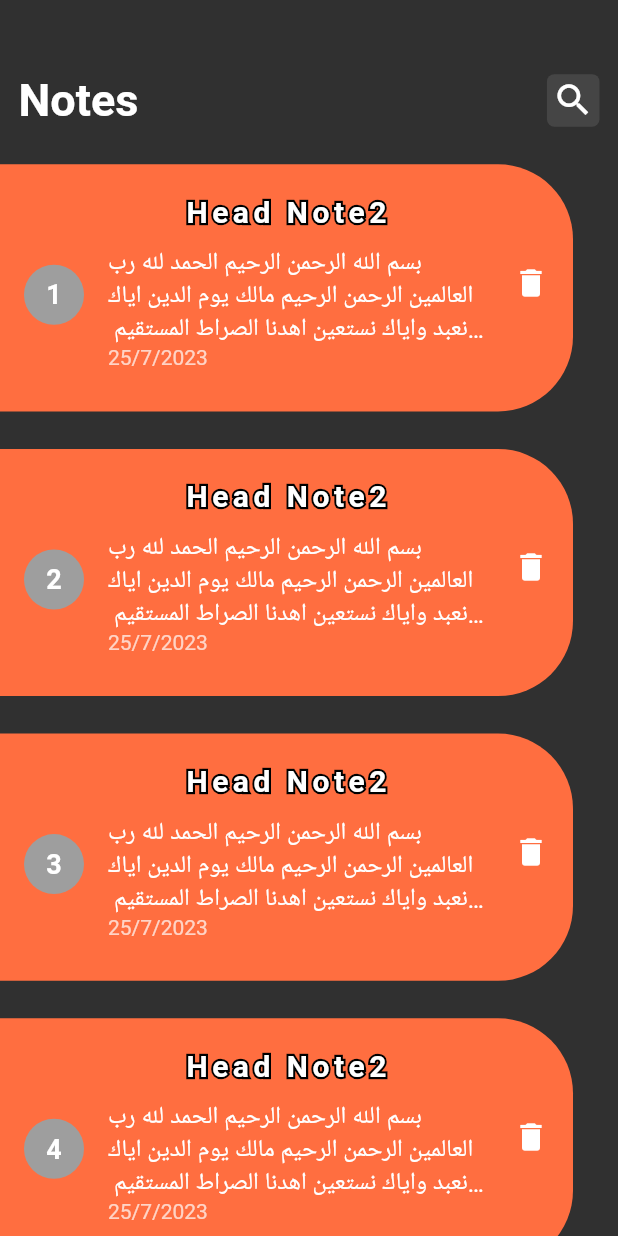
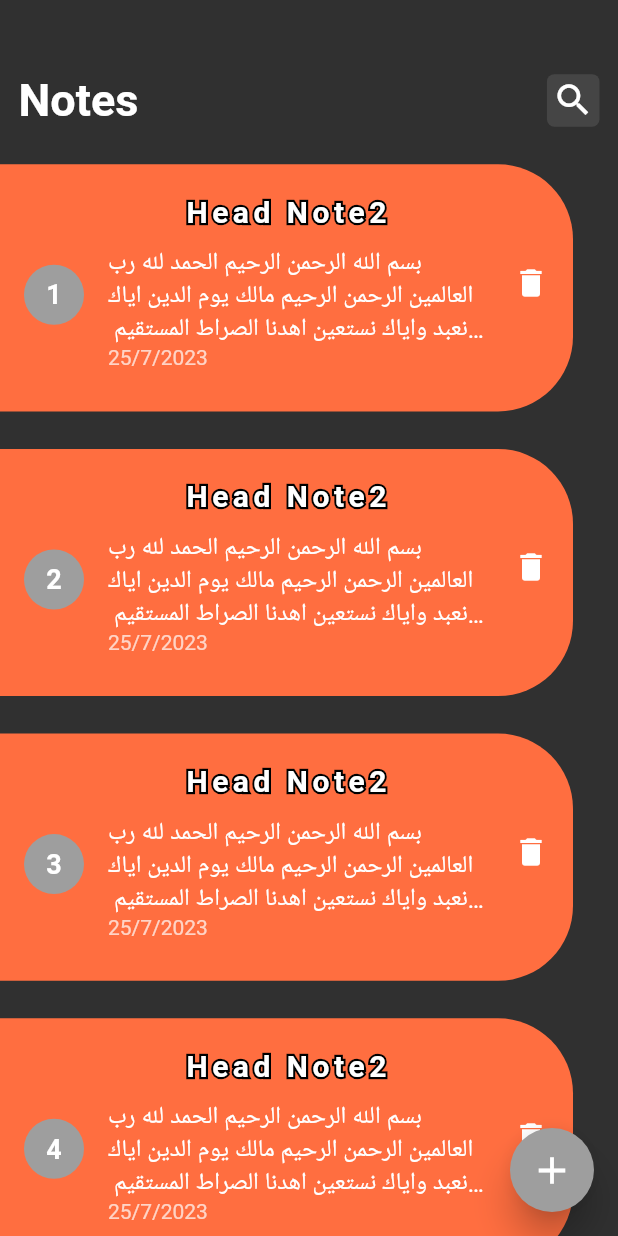
Before and after one commit to elmaghwry1999/notes_app, a Flutter app: the screen it shows after launch, on a phone screen of 412 x 824 dp. Run offline on Flutter 3.47's test engine with Material 2 defaults, Android fonts, the phone set to English and light mode, and no system bars.

```diff
--- a/lib/views/view/notes_view.dart
+++ b/lib/views/view/notes_view.dart
@@ -1,13 +1,23 @@
 import 'package:flutter/material.dart';
 import 'package:noteapp/views/body/notes_view_body.dart';
-
+import '../widgets/add_note_bottom_sheet.dart';
 class NotesView extends StatelessWidget {
   const NotesView({Key? key}) : super(key: key);
 
   @override
   Widget build(BuildContext context) {
-    return const Scaffold(
-      body: NotesViewBody(),
+    return Scaffold(
+      floatingActionButton: FloatingActionButton(
+        onPressed: () => showModalBottomSheet(
+          shape: RoundedRectangleBorder(borderRadius: BorderRadius.circular(16)),
+          context: context,
+          builder: (context) => const AddNoteBottomSheet(),
+        ),
+        backgroundColor: Colors.grey,
+        elevation: 10,
+        child: const Icon(Icons.add, size: 30, color: Colors.white),
+      ),
+      body: const NotesViewBody(),
     );
   }
 }
--- a/lib/views/widgets/notes_list_view.dart
+++ b/lib/views/widgets/notes_list_view.dart
@@ -11,14 +11,15 @@ class NotesListView extends StatelessWidget {
   Widget build(BuildContext context) {
     return Expanded(
       child: ListView.builder(
+        padding: EdgeInsets.zero,
         itemCount: 10,
         itemBuilder: (context, index) => ItemListNotes(
           function: () {},
-          index: index+1,
+          index: index + 1,
           date: '25/7/2023',
           headNote: 'Head Note2',
           note:
-          'بسم الله الرحمن الرحيم الحمد لله رب العالمين الرحمن الرحيم مالك يوم الدين اياك نعبد واياك نستعين اهدنا الصراط المستقيم صراط الذين انعمت عليهم غير المغضوب عليهم ولا الضالين  ',
+              'بسم الله الرحمن الرحيم الحمد لله رب العالمين الرحمن الرحيم مالك يوم الدين اياك نعبد واياك نستعين اهدنا الصراط المستقيم صراط الذين انعمت عليهم غير المغضوب عليهم ولا الضالين  ',
         ),
       ),
     );
```
Also changed, not shown: lib/views/widgets/add_note_bottom_sheet.dart (added, +20 -0 lines), lib/views/widgets/custom_text_form_field.dart (added, +27 -0 lines).
